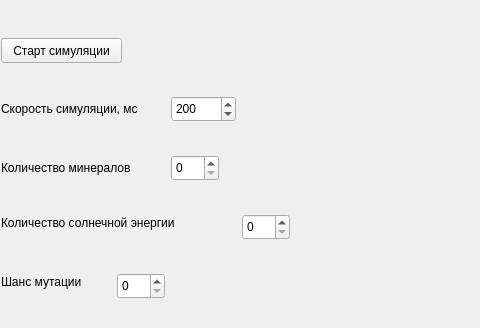
Qt form ui.ui (Error273/ALife) before a commit; both pictures show x 0 to 480 and y 0 to 328 of the 900 by 600 pixel window.
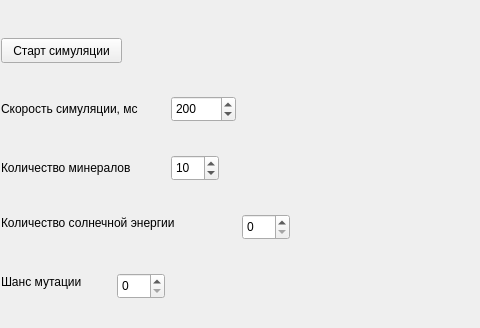
The same form after that commit.

Commit message: Добавлены минералы

```diff
--- a/ui.ui
+++ b/ui.ui
@@ -104,6 +104,9 @@
       <height>26</height>
      </rect>
     </property>
+    <property name="value">
+     <number>10</number>
+    </property>
    </widget>
    <widget class="QSpinBox" name="sun_amount_box">
     <property name="geometry">
```
